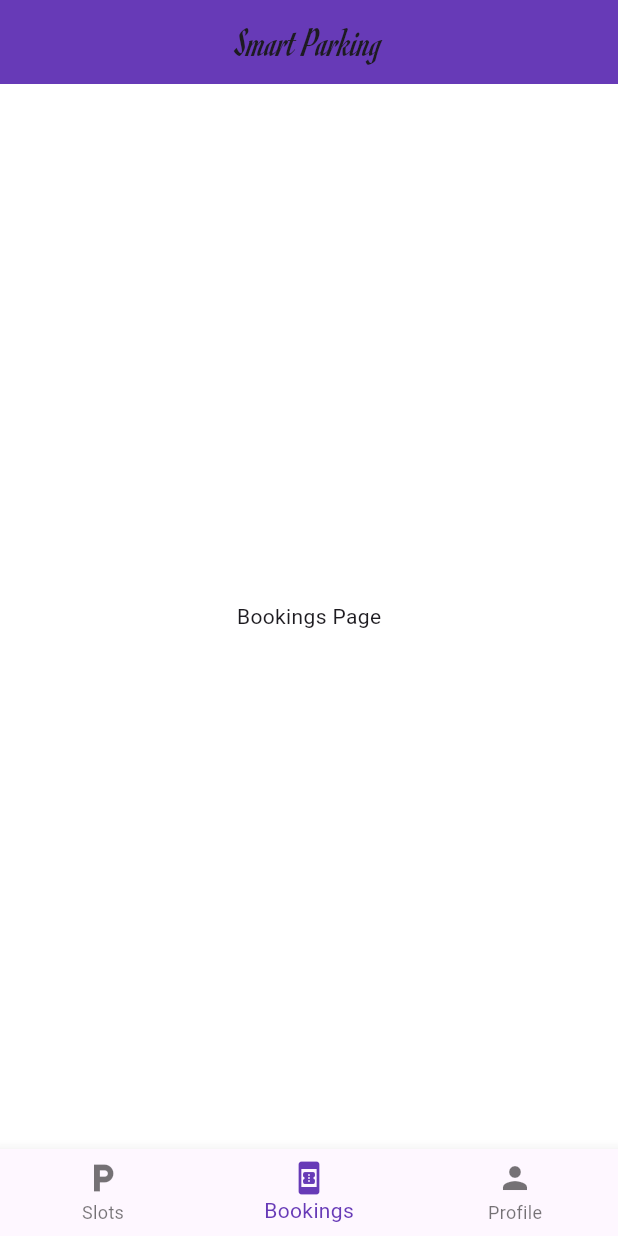
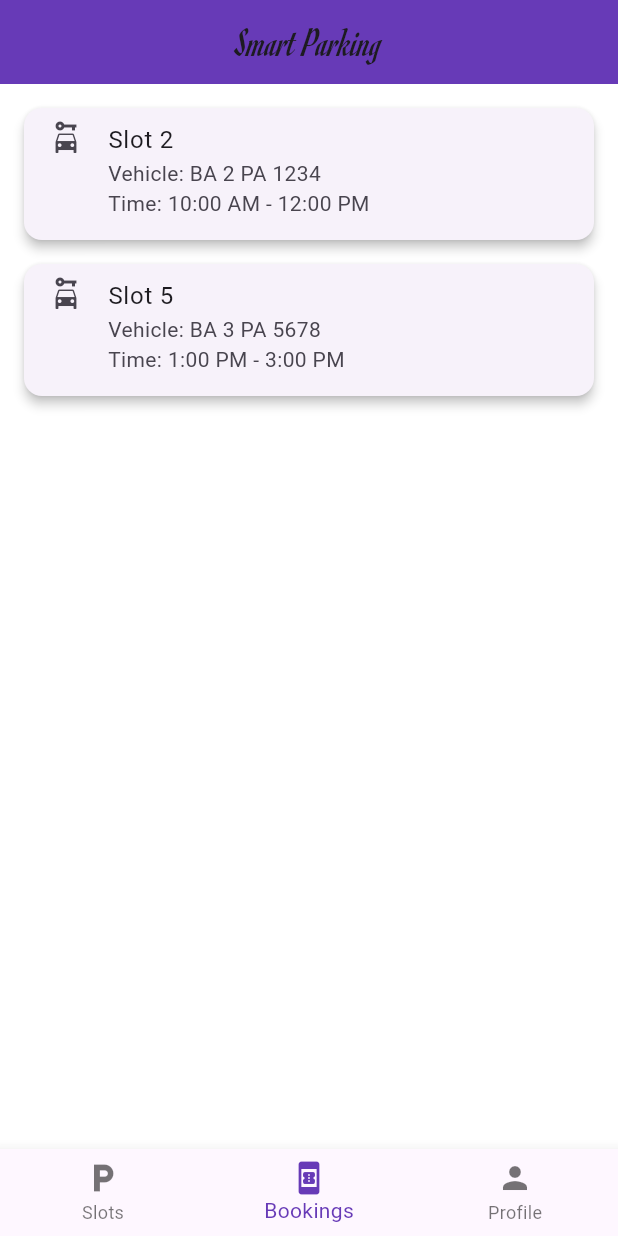
Before and after one commit to 12Omega/sprint2_dashboard, a Flutter app: the screen it shows after launch, item 2 of the bottom bar chosen, on a phone screen of 412 x 824 dp. Run offline on Flutter 3.47's test engine with Material 3 defaults, Android fonts, the phone set to English and light mode, and no system bars.

Commit message:
Commit 5: Added Bookings and Profile pages with mock data

```diff
--- a/lib/screens/home_screen.dart
+++ b/lib/screens/home_screen.dart
@@ -13,8 +13,8 @@ class _HomeScreenState extends State<HomeScreen> {
 
   static final List<Widget> _pages = <Widget>[
     const SlotListPage(),
-    const Center(child: Text('Bookings Page')),
-    const Center(child: Text('Profile Page')),
+    const BookingsPage(),
+    const ProfilePage(),
   ];
 
   void _onItemTapped(int index) {
@@ -66,7 +66,6 @@ class SlotListPage extends StatelessWidget {
 
   @override
   Widget build(BuildContext context) {
-    // Dummy data — we’ll replace this in a later commit with real logic
     final List<Map<String, dynamic>> slots = [
       {'slotNumber': 1, 'status': 'Available'},
       {'slotNumber': 2, 'status': 'Occupied'},
@@ -84,3 +83,88 @@ class SlotListPage extends StatelessWidget {
     );
   }
 }
+
+class BookingsPage extends StatelessWidget {
+  const BookingsPage({super.key});
+
+  @override
+  Widget build(BuildContext context) {
+    final List<Map<String, String>> bookings = [
+      {
+        'slot': '2',
+        'vehicle': 'BA 2 PA 1234',
+        'time': '10:00 AM - 12:00 PM',
+      },
+      {
+        'slot': '5',
+        'vehicle': 'BA 3 PA 5678',
+        'time': '1:00 PM - 3:00 PM',
+      },
+    ];
+
+    return ListView.builder(
+      padding: const EdgeInsets.all(16),
+      itemCount: bookings.length,
+      itemBuilder: (context, index) {
+        final booking = bookings[index];
+        return Card(
+          elevation: 3,
+          shape: RoundedRectangleBorder(
+            borderRadius: BorderRadius.circular(12),
+          ),
+          margin: const EdgeInsets.only(bottom: 16),
+          child: ListTile(
+            leading: const Icon(Icons.car_rental),
+            title: Text('Slot ${booking['slot']}'),
+            subtitle: Text(
+              'Vehicle: ${booking['vehicle']}\nTime: ${booking['time']}',
+            ),
+            isThreeLine: true,
+          ),
+        );
+      },
+    );
+  }
+}
+
+class ProfilePage extends StatelessWidget {
+  const ProfilePage({super.key});
+
+  @override
+  Widget build(BuildContext context) {
+    return Center(
+      child: Padding(
+        padding: const EdgeInsets.all(24.0),
+        child: Column(
+          mainAxisSize: MainAxisSize.min,
+          children: [
+            const CircleAvatar(
+              radius: 40,
+              backgroundColor: Colors.deepPurple,
+              child: Icon(Icons.person, size: 40, color: Colors.white),
+            ),
+            const SizedBox(height: 16),
+            const Text(
+              'Pratham Shrestha',
+              style: TextStyle(fontSize: 20, fontWeight: FontWeight.bold),
+            ),
+            const SizedBox(height: 8),
+            const Text(
+              'pratham@example.com',
+              style: TextStyle(fontSize: 16),
+            ),
+            const SizedBox(height: 24),
+            ElevatedButton.icon(
+              onPressed: () {},
+              icon: const Icon(Icons.logout),
+              label: const Text('Logout'),
+              style: ElevatedButton.styleFrom(
+                backgroundColor: Colors.red,
+              ),
+            )
+          ],
+        ),
+      ),
+    );
+  }
+}
```
